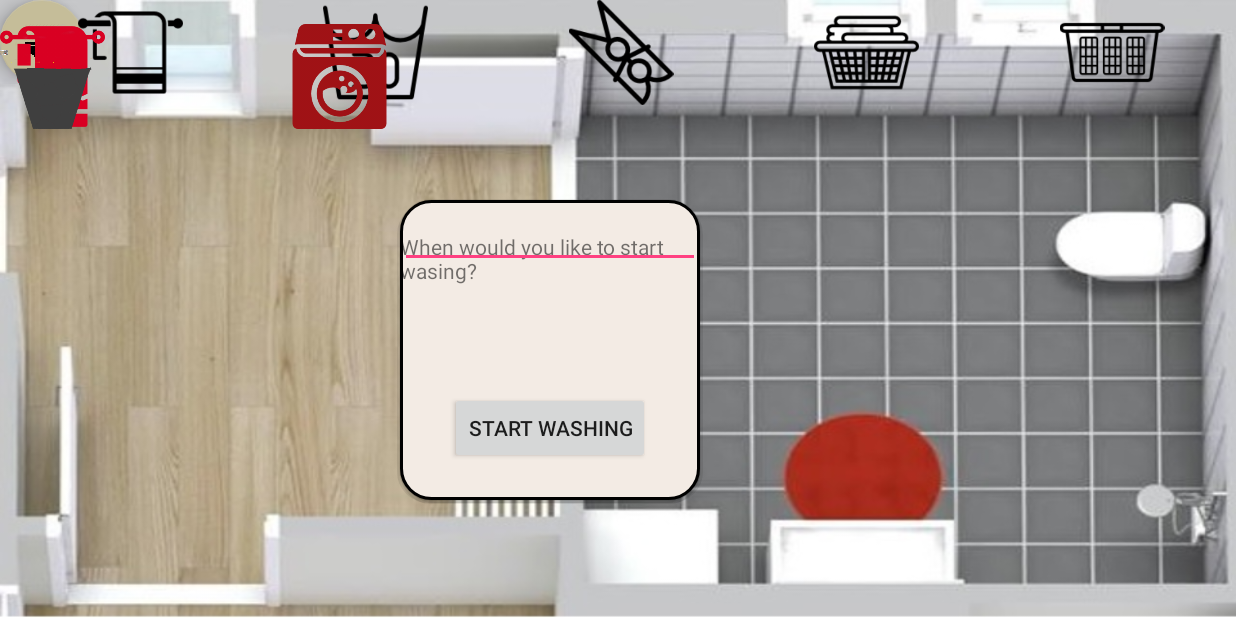
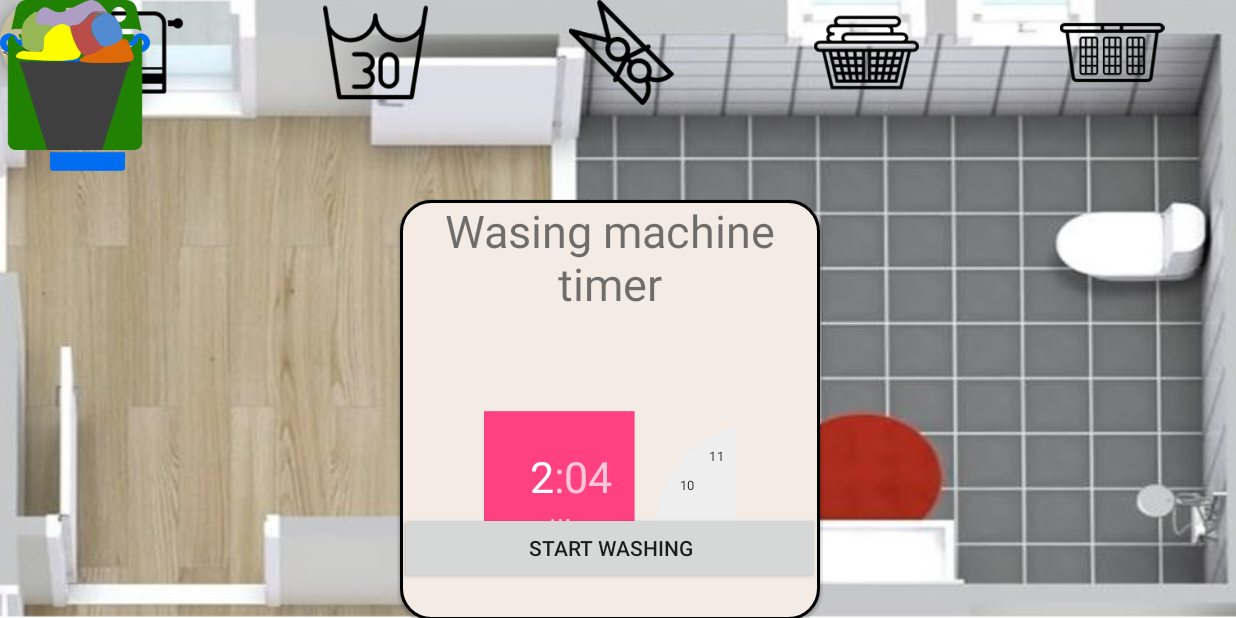
Before and after one commit to Zerakul/SmartyHomey, an Android app: the BathRoomActivity screen opened directly, with no data from a screen before it, after a tap on an icon or button, on a phone screen of 824 x 412 dp (held sideways). Run offline under Robolectric (Android 15) with nearby library versions, the phone set to English and light mode, and no system bars; libraries missing offline, so code that uses them is left out: com.github.fafaldo.fabtoolbar; plain views replace FABToolbarLayout; 2 statements that could not run were skipped; 2 other taps on this screen came first.

Commit message:
Washing machine window

```diff
--- a/app/build.gradle
+++ b/app/build.gradle
@@ -2,7 +2,7 @@ apply plugin: 'com.android.application'
 
 android {
     compileSdkVersion 24
-    buildToolsVersion "24.0.1"
+    buildToolsVersion '25.0.0'
     defaultConfig {
         applicationId "com.homey.smarty.smartyhomey"
         minSdkVersion 21
--- a/app/src/main/java/com/homey/smarty/smartyhomey/MainActivity.java
+++ b/app/src/main/java/com/homey/smarty/smartyhomey/MainActivity.java
@@ -17,13 +17,7 @@ import com.homey.smarty.smartyhomey.Settings.SettingsActivity;
 
 
 public class MainActivity extends FragmentActivity {
-    //TODO add settings screen (Seiran will do)
-    //TODO shopping list
-    //TODO Washing machine Windows
-    //TODO actions to the Icons
     //TODO code cleanup
-    //TODO kitchen living room settings activity (Seiran)
-
 
     public FABToolbarLayout layout;
     public TTSManager tts ;
--- a/app/src/main/java/com/homey/smarty/smartyhomey/Managers/PopUpManager.java
+++ b/app/src/main/java/com/homey/smarty/smartyhomey/Managers/PopUpManager.java
@@ -53,7 +53,7 @@ public class PopUpManager {
         v.getLocationOnScreen(loc_int);
         layoutInflater = (LayoutInflater) appContext.getSystemService(LAYOUT_INFLATER_SERVICE);
         ViewGroup containter = (ViewGroup) layoutInflater.inflate(layout, null);
-        popupWindow = new PopupWindow(containter, 300, 300, true);
+        popupWindow = new PopupWindow(containter, 420, 420, true);
         popupWindow.showAtLocation(v,Gravity.NO_GRAVITY,400,200);
 
         containter.setOnTouchListener(new View.OnTouchListener() {
--- a/app/src/main/res/layout/bath_room_activity.xml
+++ b/app/src/main/res/layout/bath_room_activity.xml
@@ -69,7 +69,7 @@
                 android:layout_width="0dp"
                 android:layout_height="match_parent"
                 android:layout_weight="0.1"
-                android:onClick="startWashing"
+                android:onClick="startWashingActivity"
                 android:src ="@drawable/start_washing"/>
 
             <ImageView
@@ -95,8 +95,8 @@
         </LinearLayout>
 
         <ImageView
-            android:layout_width="70dp"
-            android:layout_height="70dp"
+            android:layout_width="100dp"
+            android:layout_height="100dp"
             android:src="@drawable/towel_blue"
             android:id="@+id/TowelImg"
             android:onClick="warmTowel"
@@ -108,25 +108,24 @@
 
         <ImageView
             android:id="@+id/WashingMachineImg"
-            android:layout_width="70dp"
-            android:layout_height="70dp"
+            android:layout_width="100dp"
+            android:layout_height="100dp"
             android:src="@drawable/washing_machine_green"
             android:onClick="startWashing"
-            android:layout_marginStart="191dp"
-            android:layout_alignParentTop="true"
-            android:layout_alignParentStart="true"
-            android:layout_marginTop="16dp"
-            android:tag="ready"/>
+            android:tag="ready"
+            android:layout_marginEnd="224dp"
+            android:layout_alignTop="@+id/LaundryBasket"
+            android:layout_toStartOf="@+id/TowelImg" />
 
         <ImageView
             android:id="@+id/LaundryBasket"
-            android:layout_width="70dp"
-            android:layout_height="70dp"
+            android:layout_width="100dp"
+            android:layout_height="100dp"
             android:src="@drawable/laundry_basket_full"
-            android:layout_marginEnd="75dp"
-            android:layout_marginTop="16dp"
-            android:layout_alignEnd="@+id/WashingMachineImg"
-            android:tag="full"/>
+            android:layout_marginEnd="103dp"
+            android:tag="full"
+            android:layout_alignTop="@+id/TowelImg"
+            android:layout_alignEnd="@+id/WashingMachineImg" />
 
 
 
--- a/app/src/main/res/layout/washingmachine_popup.xml
+++ b/app/src/main/res/layout/washingmachine_popup.xml
@@ -1,33 +1,45 @@
-<?xml version="1.0" encoding="utf-8"?>
+<?xml version="l1.0" encoding="utf-8"?>
 <RelativeLayout xmlns:android="http://schemas.android.com/apk/res/android"
     xmlns:app="http://schemas.android.com/apk/res-auto"
-    android:orientation="vertical" android:layout_width="match_parent"
+    android:orientation="vertical"
+    android:layout_width="match_parent"
     android:background="@drawable/marker_popup_shape"
     android:layout_height="match_parent">
 
+    <LinearLayout
+        android:orientation="vertical"
+        android:layout_width="match_parent"
+        android:layout_height="wrap_content">
 
-    <TextView
-        android:text= "@string/start_washing_machine"
-        android:layout_width="wrap_content"
-        android:layout_height="wrap_content"
-        android:layout_marginTop="21dp"
-        android:id="@+id/twWasingMachine" />
+        <TextView
+            android:text="Wasing machine timer"
+            android:layout_width="match_parent"
+            android:layout_height="wrap_content"
+            android:id="@+id/textView5"
+            android:textSize="30sp"
+            android:textAlignment="center"
+            android:paddingBottom="30dp" />
 
-
-    <EditText
-        android:id="@+id/wasingTimeText"
-        android:layout_width="wrap_content"
-        android:layout_height="wrap_content"
-        android:ems="10"
-        android:inputType="time" />
+        <TimePicker
+            android:layout_width="wrap_content"
+            android:layout_height="wrap_content"
+            android:layout_gravity="center"
+            android:scaleX="0.6"
+            android:scaleY="0.6"
+            android:id="@+id/timePickerWashingMachine">
+        </TimePicker>
+    </LinearLayout>
 
     <Button
         android:text="Start Washing"
-        android:layout_width="wrap_content"
+        android:layout_width="match_parent"
         android:layout_height="wrap_content"
         android:id="@+id/btnWashing"
         android:layout_marginBottom="24dp"
+        android:onClick="washingMachineTimer"
         android:layout_alignParentBottom="true"
+        android:paddingLeft="16dp"
+        android:paddingRight="16dp"
         android:layout_centerHorizontal="true" />
 
 </RelativeLayout>
--- a/build.gradle
+++ b/build.gradle
@@ -5,7 +5,7 @@ buildscript {
         jcenter()
     }
     dependencies {
-        classpath 'com.android.tools.build:gradle:2.2.3'
+        classpath 'com.android.tools.build:gradle:2.3.3'
 
         // NOTE: Do not place your application dependencies here; they belong
         // in the individual module build.gradle files
```
Also changed, not shown: app/src/main/AndroidManifest.xml (+4 -7 lines), app/src/main/java/com/homey/smarty/smartyhomey/BathRoomActivity.java (+25 -6 lines), app/src/main/java/com/homey/smarty/smartyhomey/SleepRoomActivity.java (+11 -4 lines), app/src/main/res/layout/sleep_room_activity.xml (+22 -18 lines), gradle/wrapper/gradle-wrapper.properties.
